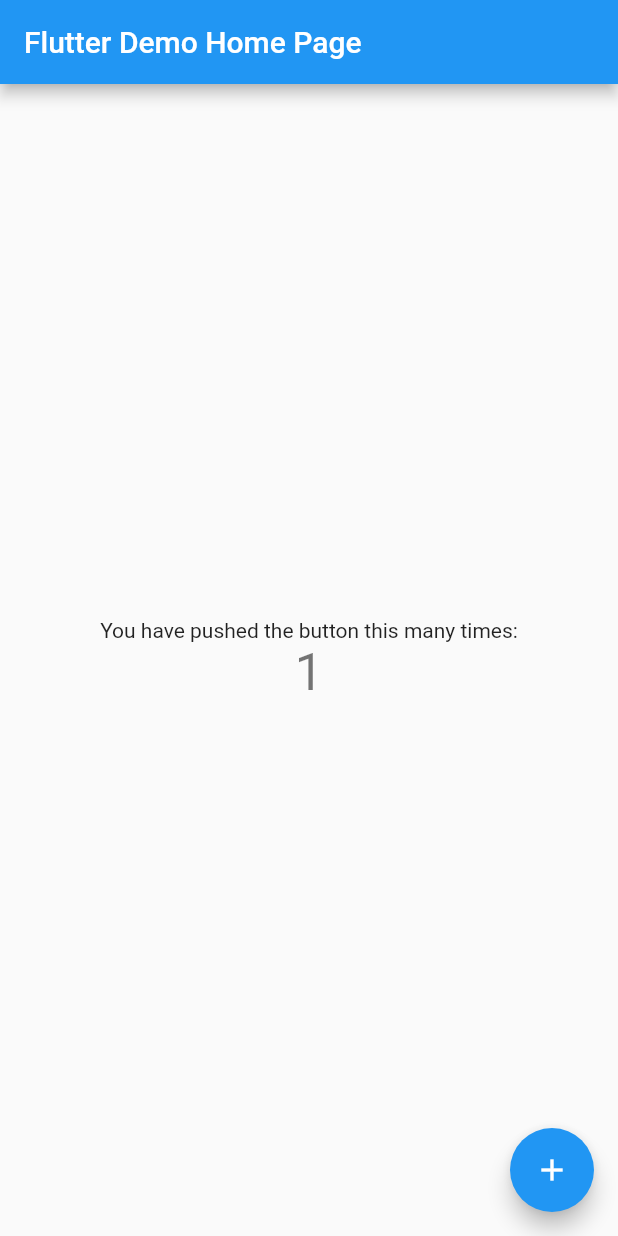
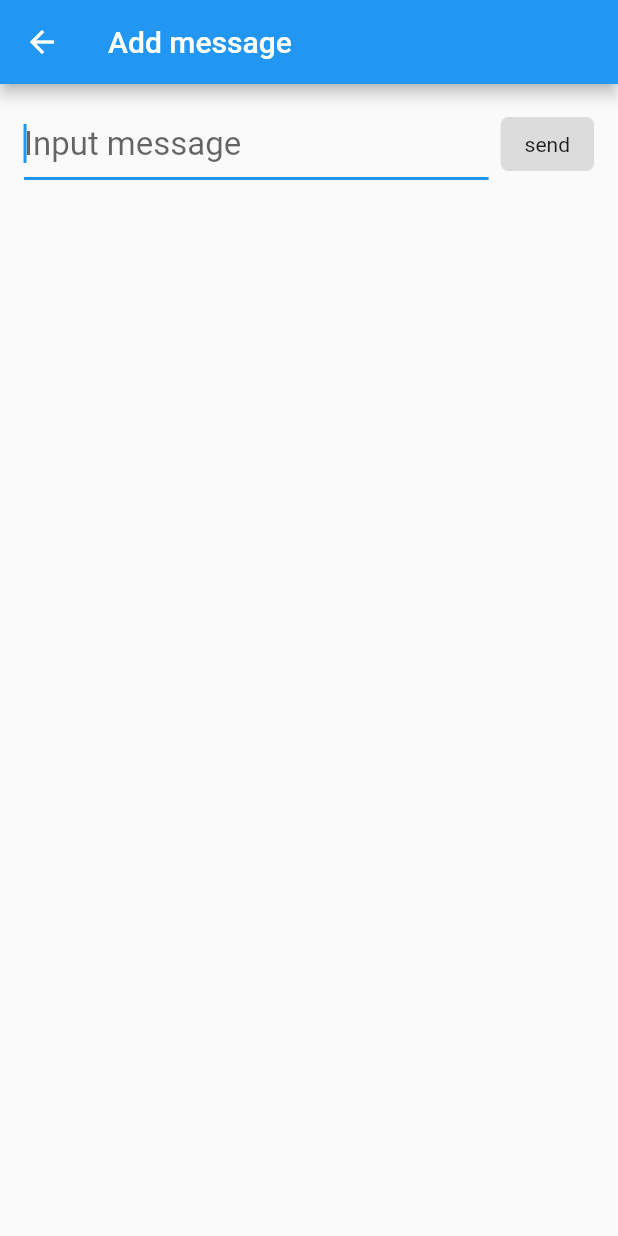
Before and after one commit to pcaddicted/flutter_first_app_more, a Flutter app: the screen it shows after launch, after a tap on the "add" icon, on a phone screen of 412 x 824 dp. Run offline on Flutter 3.47's test engine with Material 2 defaults, Android fonts, the phone set to English and light mode, and no system bars.

Commit message:
basewidget echo代码完成

```diff
--- a/lib/main.dart
+++ b/lib/main.dart
@@ -2,108 +2,169 @@ import 'package:flutter/material.dart';
 
 void main() => runApp(new MyApp());
 
-class MyApp extends StatelessWidget {
-  // This widget is the root of your application.
+class Message{
+  final String msg;
+  final int timestamp;
+
+  Message(this.msg, this.timestamp);
+
+  @override
+  String toString() {
+    // TODO: implement toString
+    return 'Message {msg:$msg,timestamp:$timestamp}';
+  }
+}
+
+class MyApp extends StatelessWidget{
   @override
   Widget build(BuildContext context) {
-    return new MaterialApp(
-      title: 'Flutter Demo',
-      theme: new ThemeData(
-        // This is the theme of your application.
-        //
-        // Try running your application with "flutter run". You'll see the
-        // application has a blue toolbar. Then, without quitting the app, try
-        // changing the primarySwatch below to Colors.green and then invoke
-        // "hot reload" (press "r" in the console where you ran "flutter run",
-        // or press Run > Flutter Hot Reload in IntelliJ). Notice that the
-        // counter didn't reset back to zero; the application is not restarted.
-        primarySwatch: Colors.blue,
+    return MaterialApp(
+      title: 'Flutter UX demo',
+      home: MessageListScreen(),
+    );
+  }
+
+}
+
+class AddMessageScreen extends StatelessWidget{
+  @override
+  Widget build(BuildContext context) {
+    return Scaffold(
+      appBar: AppBar(
+        title: Text('Add message'),
       ),
-      home: new MyHomePage(title: 'Flutter Demo Home Page'),
+      body: MessageForm(),
+    );
+  }
+
+}
+
+class MessageForm extends StatefulWidget{
+  @override
+  State<StatefulWidget> createState() {
+    return _MessageFormState();
+  }
+}
+
+class _MessageFormState extends State<MessageForm>{
+  final editController = TextEditingController();
+
+  @override
+  void dispose() {
+    super.dispose();
+    editController.dispose();
+  }
+
+  @override
+  Widget build(BuildContext context) {
+    return Padding(
+      padding: EdgeInsets.all(16.0),
+      child: Row(
+        children: <Widget>[
+          Expanded(
+            child: Container(
+              margin: EdgeInsets.only(right: 8.0),
+              child: TextField(
+                decoration: InputDecoration(
+                  hintText: 'Input message',
+                  contentPadding: EdgeInsets.all(0.0),
+                ),
+                style: TextStyle(
+                  fontSize: 22.0,
+                  color: Colors.black54
+                ),
+                controller: editController,
+                //自动获取焦点。这样在页面打开时就会自动弹出输入法
+                autofocus: true,
+              ),
+            ),
+          ),
+          InkWell(
+            onTap: (){
+              debugPrint('send ${editController.text}');
+              final msg = Message(
+                editController.text,
+                DateTime.now().millisecondsSinceEpoch
+              );
+              Navigator.pop(context,msg);
+            },
+            onDoubleTap:() => debugPrint('double tapped'),
+            onLongPress: () => debugPrint('long pressed'),
+            child: Container(
+              padding: EdgeInsets.symmetric(vertical: 10.0,horizontal: 16.0),
+              decoration: BoxDecoration(
+                color: Colors.black12,
+                borderRadius: BorderRadius.circular(5.0)
+              ),
+              child: Text('send'),
+            ),
+          )
+        ],
+      ),
     );
   }
 }
 
-class MyHomePage extends StatefulWidget {
-  MyHomePage({Key key, this.title}) : super(key: key);
-
-  // This widget is the home page of your application. It is stateful, meaning
-  // that it has a State object (defined below) that contains fields that affect
-  // how it looks.
-
-  // This class is the configuration for the state. It holds the values (in this
-  // case the title) provided by the parent (in this case the App widget) and
-  // used by the build method of the State. Fields in a Widget subclass are
-  // always marked "final".
-
-  final String title;
-
-  @override
-  _MyHomePageState createState() => new _MyHomePageState();
-}
-
-class _MyHomePageState extends State<MyHomePage> {
-  int _counter = 0;
-
-  void _incrementCounter() {
-    setState(() {
-      // This call to setState tells the Flutter framework that something has
-      // changed in this State, which causes it to rerun the build method below
-      // so that the display can reflect the updated values. If we changed
-      // _counter without calling setState(), then the build method would not be
-      // called again, and so nothing would appear to happen.
-      _counter++;
-    });
-  }
+//消息展示页面
+class MessageListScreen extends StatelessWidget{
+  final messageListKey = GlobalKey<_MessageListState>(debugLabel: 'messageListKey');
 
   @override
   Widget build(BuildContext context) {
-    // This method is rerun every time setState is called, for instance as done
-    // by the _incrementCounter method above.
-    //
-    // The Flutter framework has been optimized to make rerunning build methods
-    // fast, so that you can just rebuild anything that needs updating rather
-    // than having to individually change instances of widgets.
-    return new Scaffold(
-      appBar: new AppBar(
-        // Here we take the value from the MyHomePage object that was created by
-        // the App.build method, and use it to set our appbar title.
-        title: new Text(widget.title),
+    return Scaffold(
+      appBar: AppBar(
+        title: Text('Echo client'),
       ),
-      body: new Center(
-        // Center is a layout widget. It takes a single child and positions it
-        // in the middle of the parent.
-        child: new Column(
-          // Column is also layout widget. It takes a list of children and
-          // arranges them vertically. By default, it sizes itself to fit its
-          // children horizontally, and tries to be as tall as its parent.
-          //
-          // Invoke "debug paint" (press "p" in the console where you ran
-          // "flutter run", or select "Toggle Debug Paint" from the Flutter tool
-          // window in IntelliJ) to see the wireframe for each widget.
-          //
-          // Column has various properties to control how it sizes itself and
-          // how it positions its children. Here we use mainAxisAlignment to
-          // center the children vertically; the main axis here is the vertical
-          // axis because Columns are vertical (the cross axis would be
-          // horizontal).
-          mainAxisAlignment: MainAxisAlignment.center,
-          children: <Widget>[
-            new Text(
-              'You have pushed the button this many times:',
-            ),
-            new Text(
-              '$_counter',
-              style: Theme.of(context).textTheme.display1,
-            ),
-          ],
-        ),
+      body: MessageList(key: messageListKey),
+      floatingActionButton: FloatingActionButton(
+        onPressed: () async {
+          final result = await Navigator.push(
+            context,
+            MaterialPageRoute(builder: (_) => AddMessageScreen())
+          );
+          debugPrint('result = $result');
+          if (result is Message) {
+            messageListKey.currentState.addMessage(result);
+          }
+        },
+        tooltip: 'AddMessage',
+        child: Icon(Icons.add),
       ),
-      floatingActionButton: new FloatingActionButton(
-        onPressed: _incrementCounter,
-        tooltip: 'Increment',
-        child: new Icon(Icons.add),
-      ), // This trailing comma makes auto-formatting nicer for build methods.
     );
   }
 }
+
+class MessageList extends StatefulWidget{
+  MessageList({Key key}):super(key:key);
+
+  @override
+  State<StatefulWidget> createState() {
+    return _MessageListState();
+  }
+}
+
+class _MessageListState extends State<MessageList>{
+  final List<Message> messages = [];
+  @override
+  Widget build(BuildContext context) {
+    return ListView.builder(
+      itemCount: messages.length,
+      itemBuilder: (context,index){
+        final msg = messages[index];
+        final subtitle = DateTime.
+                        fromMicrosecondsSinceEpoch(msg.timestamp)
+                        .toLocal()
+                        .toIso8601String();
+        return ListTile(
+          title: Text(msg.msg),
+          subtitle: Text(subtitle),
+        );
+      }
+    );
+  }
+  void addMessage(Message msg){
+    setState(() {
+          messages.add(msg);
+        });
+  }
+}
```
